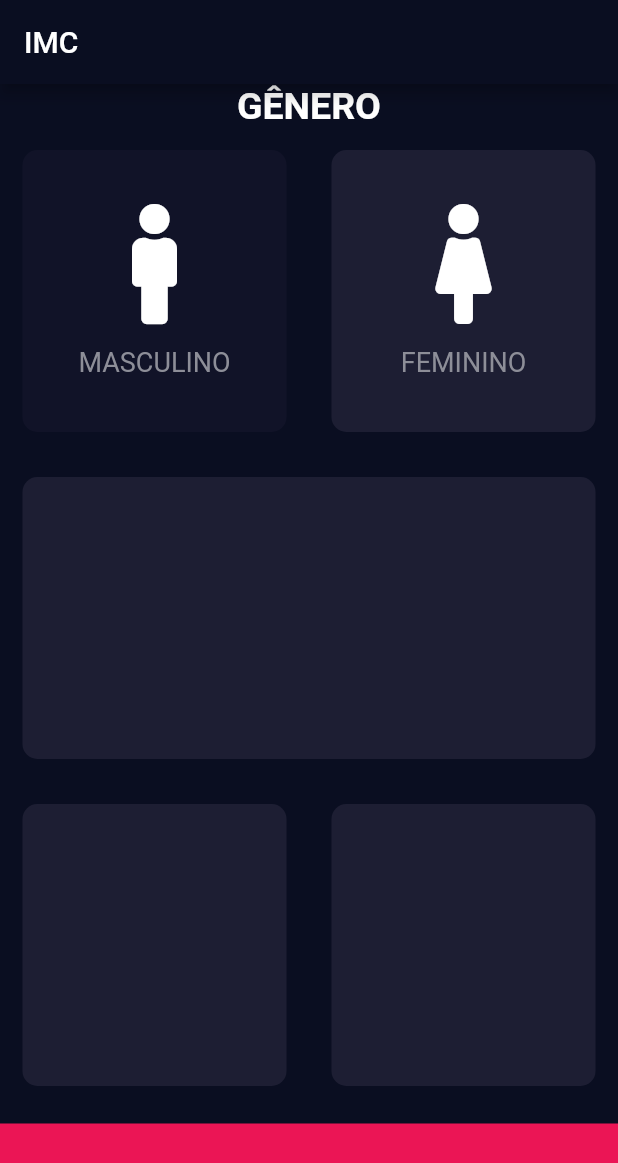
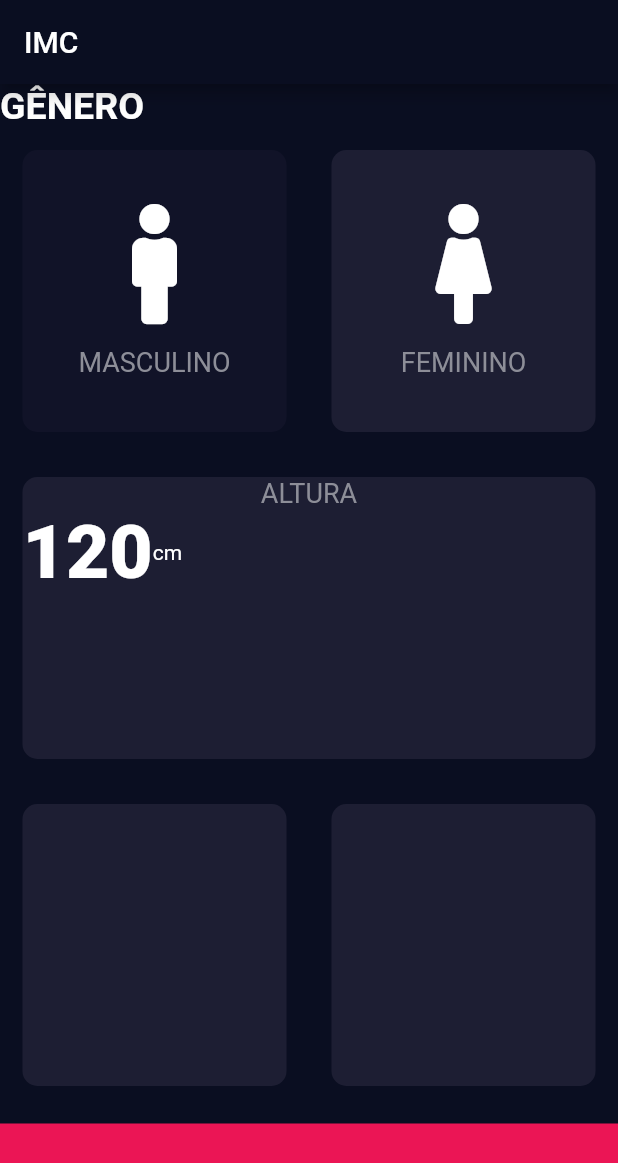
Before and after one commit to adilsontchameia/CalculadoraIMC, a Flutter app: the screen it shows after launch, on a phone screen of 412 x 824 dp. Shown: the top 1163 px of the screen. Run offline on Flutter 3.47's test engine with Material 2 defaults, Android fonts, the phone set to English and light mode, and no system bars; our stand-ins replace font_awesome_flutter.

Commit message:
refratoracao do codigo com constantes

```diff
--- a/lib/Icon_content.dart
+++ b/lib/Icon_content.dart
@@ -1,9 +1,6 @@
 import 'package:flutter/material.dart';
 
-const labelTextStyle = TextStyle(
-  fontSize: 18,
-  color: Color(0xFF8D8E98),
-);
+import 'constants.dart';
 
 class IconContent extends StatelessWidget {
   IconContent({@required this.icon, this.text});
--- /dev/null
+++ b/lib/constants.dart
@@ -0,0 +1,23 @@
+import 'package:flutter/material.dart';
+
+//Constantes
+const bottomContainerHeight = 75.0;
+const corAtivada = Color(0xFF1D1E33);
+//Botao
+const buttonColor = Color(0xFFEB1555);
+const inactiveCardColor = Color(0xFF111328);
+
+//Titulo
+const String title = "IMC";
+
+//Textos de Dizeres
+const labelTextStyle = TextStyle(
+  fontSize: 18,
+  color: Color(0xFF8D8E98),
+);
+
+//CardAltura
+const sliderText = TextStyle(
+  fontSize: 50.0,
+  fontWeight: FontWeight.w900,
+);
--- a/lib/input_page.dart
+++ b/lib/input_page.dart
@@ -2,13 +2,8 @@ import 'package:flutter/material.dart';
 import 'package:font_awesome_flutter/font_awesome_flutter.dart';
 import 'package:ibm_calculator/Icon_content.dart';
 import 'package:ibm_calculator/Resuable_card.dart';
+import 'constants.dart';
 
-//Constantes
-const bottomContainerHeight = 75.0;
-const corAtivada = Color(0xFF1D1E33);
-const buttonColor = Color(0xFFEB1555);
-const inactiveCardColor = Color(0xFF111328);
-const String title = "IMC";
 //Enum
 enum Gender { male, female }
 
@@ -27,6 +22,7 @@ class _HomeState extends State<Home> {
         title: Text(title),
       ),
       body: Column(
+        crossAxisAlignment: CrossAxisAlignment.stretch,
         children: [
           Text(
             "GÊNERO",
@@ -76,6 +72,20 @@ class _HomeState extends State<Home> {
           Expanded(
               child: ResuableCode(
             color: corAtivada,
+            cardChild: Column(
+              children: [
+                Text(
+                  "ALTURA",
+                  style: labelTextStyle,
+                ),
+                Row(
+                  children: [
+                    Text("120", style: sliderText),
+                    Text("cm"),
+                  ],
+                )
+              ],
+            ),
           )),
           Expanded(
             child: Row(
```
